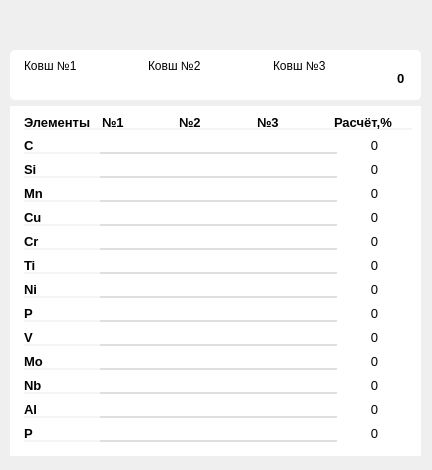
The window that ui/Designe/dilutionDesigner.ui (TopolD/Metal_Calculate) describes before a commit, drawn with Qt 5.
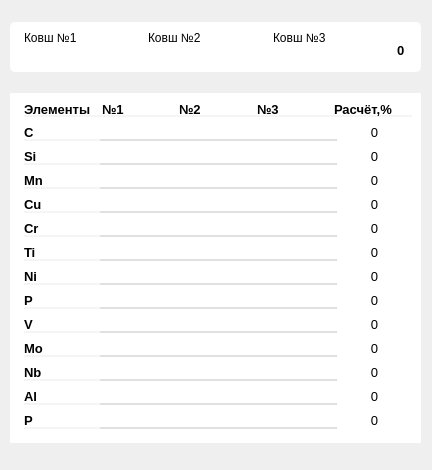
The same window after the commit.

What changed in the file:
```diff
--- a/ui/Designe/dilutionDesigner.ui
+++ b/ui/Designe/dilutionDesigner.ui
@@ -13,13 +13,13 @@
   <property name="windowTitle">
    <string>Form</string>
   </property>
-  <widget class="QWidget" name="">
+  <widget class="QWidget" name="layoutWidget">
    <property name="geometry">
     <rect>
      <x>10</x>
-     <y>50</y>
+     <y>7</y>
      <width>411</width>
-     <height>408</height>
+     <height>451</height>
     </rect>
    </property>
    <layout class="QVBoxLayout" name="Dilution_Layout">
```
